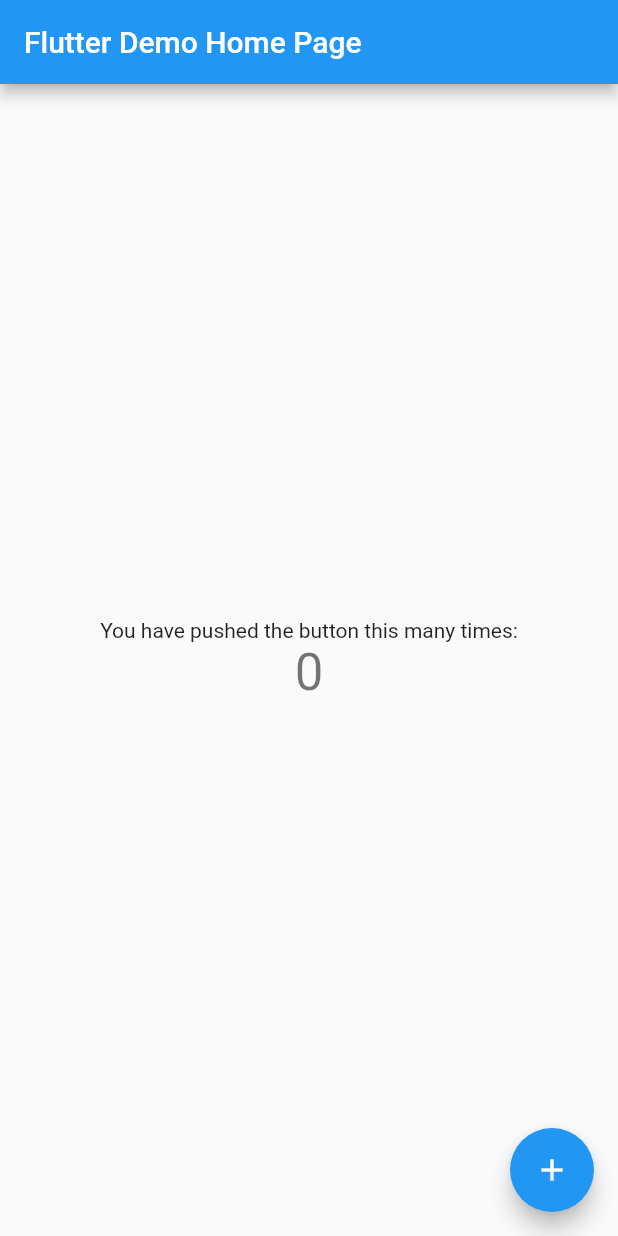
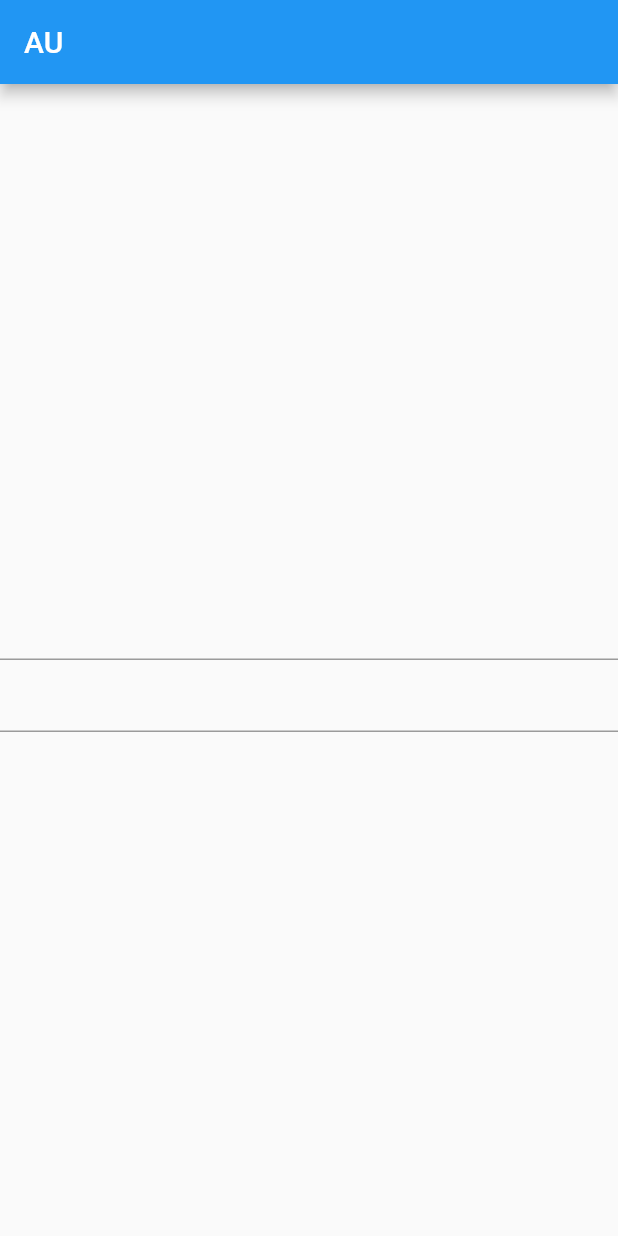
Before and after one commit to rabidaudio/travelunits, a Flutter app: the screen it shows after launch, on a phone screen of 412 x 824 dp. Run offline on Flutter 3.47's test engine with Material 2 defaults, Android fonts, the phone set to English and light mode, and no system bars; our stand-ins replace currency_text_input_formatter; missing offline and left inert: money2.

Commit message:
uncommited changes

```diff
--- /dev/null
+++ b/lib/currency_converter.dart
@@ -0,0 +1,84 @@
+import 'package:money2/money2.dart';
+import 'package:currency_text_input_formatter/currency_text_input_formatter.dart';
+import 'package:flutter/material.dart';
+
+import 'currency_rates.dart';
+
+class CurrencyConverter extends StatefulWidget {
+  const CurrencyConverter(
+      {super.key, required this.srcCurrency, required this.destCurrency});
+
+  final String srcCurrency;
+  final String destCurrency;
+
+  @override
+  State<StatefulWidget> createState() {
+    return _CurrencyConverterState(
+        CommonCurrencies().usd, CommonCurrencies().aud);
+  }
+}
+
+class _CurrencyConverterState extends State<CurrencyConverter> {
+  final Currency src;
+  final Currency dest;
+  late Money srcValue;
+  late Money destValue;
+  final srcValueController = TextEditingController();
+  final destValueController = TextEditingController();
+
+  _CurrencyConverterState(this.src, this.dest);
+
+  @override
+  void initState() {
+    super.initState();
+
+    srcValue = Money.fromNumWithCurrency(1.0, src);
+    destValue = srcValue.exchangeTo(getExchangeRate(src, dest));
+
+    srcValueController.text = srcValue.toString();
+    destValueController.text = destValue.toString();
+    srcValueController.addListener(() {
+      setState(() {
+        srcValue = Money.parseWithCurrency(srcValueController.text, src);
+        destValue = srcValue.exchangeTo(getExchangeRate(src, dest));
+        destValueController.text = destValue.toString();
+      });
+    });
+    destValueController.addListener(() {
+      setState(() {
+        destValue = Money.parseWithCurrency(destValueController.text, dest);
+        srcValue = destValue.exchangeTo(getExchangeRate(src, dest));
+        srcValueController.text = srcValue.toString();
+      });
+    });
+  }
+
+  @override
+  void dispose() {
+    srcValueController.dispose();
+    destValueController.dispose();
+    super.dispose();
+  }
+
+  @override
+  Widget build(BuildContext context) {
+    return Column(
+      mainAxisAlignment: MainAxisAlignment.center,
+      children: <Widget>[
+        TextField(
+          controller: srcValueController,
+          // inputFormatters: [CurrencyTextInputFormatter(name: src.code)],
+          keyboardType: TextInputType.number,
+        ),
+        TextField(
+          controller: destValueController,
+          // inputFormatters: [CurrencyTextInputFormatter()],
+          keyboardType: TextInputType.number,
+        ),
+        // Text("USD \$${value.toStringAsPrecision(precision)}"),
+        // TextField(controller: valueController),
+        // Text("AUS \$${resultValue.toStringAsPrecision(precision)}"),
+      ],
+    );
+  }
+}
--- /dev/null
+++ b/lib/currency_rates.dart
@@ -0,0 +1,8 @@
+import 'package:money2/money2.dart';
+
+ExchangeRate getExchangeRate(Currency src, Currency dest) {
+  // TODO: hard-coded
+  // https://www.ecb.europa.eu/stats/eurofxref/eurofxref-daily.xml
+  return ExchangeRate.fromFixed(Fixed.fromNum(1.34),
+      fromCode: src.code, toCode: dest.code);
+}
--- a/lib/main.dart
+++ b/lib/main.dart
@@ -1,4 +1,6 @@
 import 'package:flutter/material.dart';
+
+import 'currency_converter.dart';
 
 void main() {
   runApp(const MyApp());
@@ -7,109 +9,45 @@
 class MyApp extends StatelessWidget {
   const MyApp({super.key});
 
-  // This widget is the root of your application.
   @override
   Widget build(BuildContext context) {
     return MaterialApp(
-      title: 'Flutter Demo',
+      title: 'Travel unit conversions',
       theme: ThemeData(
-        // This is the theme of your application.
-        //
-        // Try running your application with "flutter run". You'll see the
-        // application has a blue toolbar. Then, without quitting the app, try
-        // changing the primarySwatch below to Colors.green and then invoke
-        // "hot reload" (press "r" in the console where you ran "flutter run",
-        // or simply save your changes to "hot reload" in a Flutter IDE).
-        // Notice that the counter didn't reset back to zero; the application
-        // is not restarted.
         primarySwatch: Colors.blue,
       ),
-      home: const MyHomePage(title: 'Flutter Demo Home Page'),
+      home: const MainPage(
+        srcCountry: 'US',
+        destCountry: 'AU',
+      ),
     );
   }
 }
 
-class MyHomePage extends StatefulWidget {
-  const MyHomePage({super.key, required this.title});
+class MainPage extends StatelessWidget {
+  const MainPage(
+      {super.key, required this.srcCountry, required this.destCountry});
 
-  // This widget is the home page of your application. It is stateful, meaning
-  // that it has a State object (defined below) that contains fields that affect
-  // how it looks.
-
-  // This class is the configuration for the state. It holds the values (in this
-  // case the title) provided by the parent (in this case the App widget) and
-  // used by the build method of the State. Fields in a Widget subclass are
-  // always marked "final".
-
-  final String title;
-
-  @override
-  State<MyHomePage> createState() => _MyHomePageState();
-}
-
-class _MyHomePageState extends State<MyHomePage> {
-  int _counter = 0;
-
-  void _incrementCounter() {
-    setState(() {
-      // This call to setState tells the Flutter framework that something has
-      // changed in this State, which causes it to rerun the build method below
-      // so that the display can reflect the updated values. If we changed
-      // _counter without calling setState(), then the build method would not be
-      // called again, and so nothing would appear to happen.
-      _counter++;
-    });
-  }
+  final String srcCountry;
+  final String destCountry;
 
   @override
   Widget build(BuildContext context) {
-    // This method is rerun every time setState is called, for instance as done
-    // by the _incrementCounter method above.
-    //
-    // The Flutter framework has been optimized to make rerunning build methods
-    // fast, so that you can just rebuild anything that needs updating rather
-    // than having to individually change instances of widgets.
     return Scaffold(
       appBar: AppBar(
-        // Here we take the value from the MyHomePage object that was created by
-        // the App.build method, and use it to set our appbar title.
-        title: Text(widget.title),
+        title: Text(destCountry),
       ),
       body: Center(
-        // Center is a layout widget. It takes a single child and positions it
-        // in the middle of the parent.
         child: Column(
-          // Column is also a layout widget. It takes a list of children and
-          // arranges them vertically. By default, it sizes itself to fit its
-          // children horizontally, and tries to be as tall as its parent.
-          //
-          // Invoke "debug painting" (press "p" in the console, choose the
-          // "Toggle Debug Paint" action from the Flutter Inspector in Android
-          // Studio, or the "Toggle Debug Paint" command in Visual Studio Code)
-          // to see the wireframe for each widget.
-          //
-          // Column has various properties to control how it sizes itself and
-          // how it positions its children. Here we use mainAxisAlignment to
-          // center the children vertically; the main axis here is the vertical
-          // axis because Columns are vertical (the cross axis would be
-          // horizontal).
           mainAxisAlignment: MainAxisAlignment.center,
-          children: <Widget>[
-            const Text(
-              'You have pushed the button this many times:',
-            ),
-            Text(
-              '$_counter',
-              style: Theme.of(context).textTheme.headline4,
-            ),
+          children: const <Widget>[
+            CurrencyConverter(
+              srcCurrency: "USD",
+              destCurrency: "AUD",
+            )
           ],
         ),
       ),
-      floatingActionButton: FloatingActionButton(
-        onPressed: _incrementCounter,
-        tooltip: 'Increment',
-        child: const Icon(Icons.add),
-      ), // This trailing comma makes auto-formatting nicer for build methods.
     );
   }
 }
--- a/pubspec.yaml
+++ b/pubspec.yaml
@@ -36,6 +36,8 @@
   # The following adds the Cupertino Icons font to your application.
   # Use with the CupertinoIcons class for iOS style icons.
   cupertino_icons: ^1.0.2
+  money2: ^3.3.0
+  currency_text_input_formatter: ^2.1.7
 
 dev_dependencies:
   flutter_test:
```
Also changed, not shown: pubspec.lock.
